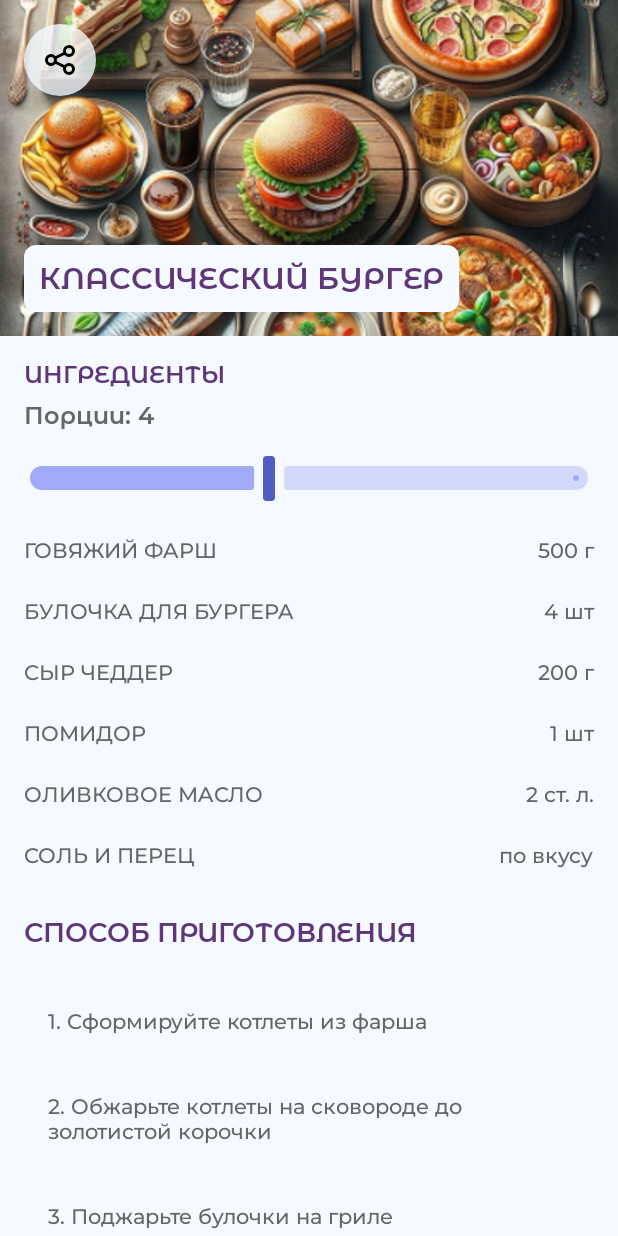
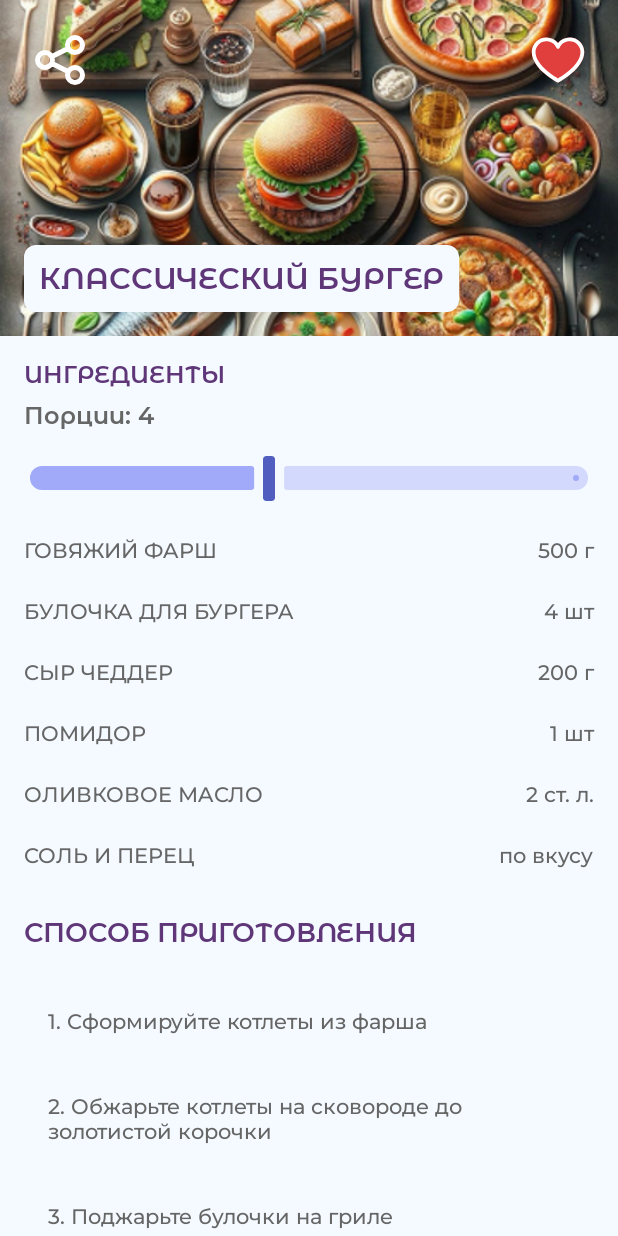
Before and after one commit to MaximSlushkin/RecipeComposeApp, an Android app built with Jetpack Compose: the @Preview function RecipeDetailsScreenPreview, on a phone screen of 412 x 824 dp. Run offline under Robolectric (Android 15) with nearby library versions, the phone set to English and light mode, and no system bars; Roboto replaces fonts that are not available here.

Commit message:
RCA-20: 1. Реализовано состояние 'Избранное' через remember и проверить потерю данных при повороте экрана 2. Заменен remember на rememberSaveable для сохранения состояния при изменениях конфигурации 3. Применил rememberSaveable к слайдеру количества порций 4. Оптимизировано вычисление с derivedStateOf для пересчета ингредиентов

```diff
--- a/app/src/main/java/com/yourcompany/recipecomposeapp/core/ui/ScreenHeader.kt
+++ b/app/src/main/java/com/yourcompany/recipecomposeapp/core/ui/ScreenHeader.kt
@@ -1,8 +1,9 @@
 package com.yourcompany.recipecomposeapp.core.ui
 
 import androidx.compose.foundation.Image
-import androidx.compose.foundation.background
+import androidx.compose.foundation.layout.Arrangement
 import androidx.compose.foundation.layout.Box
+import androidx.compose.foundation.layout.Row
 import androidx.compose.foundation.layout.fillMaxSize
 import androidx.compose.foundation.layout.fillMaxWidth
 import androidx.compose.foundation.layout.height
@@ -10,7 +11,6 @@ import androidx.compose.foundation.layout.padding
 import androidx.compose.foundation.layout.size
 import androidx.compose.foundation.layout.wrapContentHeight
 import androidx.compose.foundation.layout.wrapContentWidth
-import androidx.compose.foundation.shape.CircleShape
 import androidx.compose.foundation.shape.RoundedCornerShape
 import androidx.compose.material3.IconButton
 import androidx.compose.material3.MaterialTheme
@@ -19,7 +19,7 @@ import androidx.compose.material3.Text
 import androidx.compose.runtime.Composable
 import androidx.compose.ui.Alignment
 import androidx.compose.ui.Modifier
-import androidx.compose.ui.draw.clip
+import androidx.compose.ui.graphics.Color
 import androidx.compose.ui.layout.ContentScale
 import androidx.compose.ui.res.dimensionResource
 import androidx.compose.ui.res.painterResource
@@ -27,6 +27,7 @@ import androidx.compose.ui.text.style.TextAlign
 import androidx.compose.ui.tooling.preview.Preview
 import androidx.compose.ui.unit.dp
 import com.yourcompany.recipecomposeapp.R
+import com.yourcompany.recipecomposeapp.core.ui.favorites.FavoriteButton
 
 @Composable
 fun ScreenHeader(
@@ -34,6 +35,8 @@ fun ScreenHeader(
     imageRes: Int,
     showShareButton: Boolean = false,
     onShareClick: () -> Unit = {},
+    isFavorite: Boolean = false,
+    onFavoriteToggle: () -> Unit = {},
     modifier: Modifier = Modifier
 ) {
     Box(
@@ -50,19 +53,35 @@ fun ScreenHeader(
         )
 
         if (showShareButton) {
-            IconButton(
-                onClick = onShareClick,
+
+            Row(
                 modifier = Modifier
                     .align(Alignment.TopStart)
+                    .padding(dimensionResource(R.dimen.mainPadding)),
+                horizontalArrangement = Arrangement.spacedBy(8.dp)
+            ) {
+                IconButton(
+                    onClick = onShareClick,
+                    modifier = Modifier.size(48.dp),
+                ) {
+                    Image(
+                        painter = painterResource(id = R.drawable.ic_share),
+                        contentDescription = "Поделиться",
+                        modifier = Modifier.size(40.dp),
+                        colorFilter = androidx.compose.ui.graphics.ColorFilter.tint(Color.White)
+                    )
+                }
+            }
+
+            Box(
+                modifier = Modifier
+                    .align(Alignment.TopEnd)
                     .padding(dimensionResource(R.dimen.mainPadding))
-                    .size(48.dp)
-                    .clip(CircleShape)
-                    .background(MaterialTheme.colorScheme.background.copy(alpha = 0.8f))
             ) {
-                Image(
-                    painter = painterResource(id = R.drawable.ic_share),
-                    contentDescription = "Поделиться",
-                    modifier = Modifier.size(24.dp)
+                FavoriteButton(
+                    isFavorite = isFavorite,
+                    onFavoriteToggle = onFavoriteToggle,
+                    modifier = Modifier
                 )
             }
         }
@@ -95,6 +114,8 @@ private fun ScreenHeaderPreview() {
         header = "Категории",
         imageRes = R.drawable.bcg_categories,
         showShareButton = true,
-        onShareClick = {}
+        onShareClick = {},
+        isFavorite = true,
+        onFavoriteToggle = {}
     )
 }
--- /dev/null
+++ b/app/src/main/java/com/yourcompany/recipecomposeapp/core/ui/favorites/FavoriteButton.kt
@@ -0,0 +1,48 @@
+package com.yourcompany.recipecomposeapp.core.ui.favorites
+
+import androidx.compose.animation.animateColorAsState
+import androidx.compose.animation.core.tween
+import androidx.compose.foundation.layout.size
+import androidx.compose.material3.Icon
+import androidx.compose.material3.IconButton
+import androidx.compose.runtime.Composable
+import androidx.compose.runtime.getValue
+import androidx.compose.ui.Modifier
+import androidx.compose.ui.graphics.Color
+import androidx.compose.ui.graphics.vector.ImageVector
+import androidx.compose.ui.graphics.vector.rememberVectorPainter
+import androidx.compose.ui.res.vectorResource
+import androidx.compose.ui.unit.dp
+import com.yourcompany.recipecomposeapp.R
+
+@Composable
+fun FavoriteButton(
+    isFavorite: Boolean,
+    onFavoriteToggle: () -> Unit,
+    modifier: Modifier = Modifier
+) {
+
+    val heartIcon = rememberVectorPainter(
+        image = ImageVector.vectorResource(
+            id = if (isFavorite) R.drawable.ic_heart else R.drawable.ic_heart_empty
+        )
+    )
+
+    val tintColor by animateColorAsState(
+        targetValue = Color.Transparent,
+        animationSpec = tween(durationMillis = 300),
+        label = "favorite_color_animation"
+    )
+
+    IconButton(
+        onClick = onFavoriteToggle,
+        modifier = modifier.size(48.dp)
+    ) {
+        Icon(
+            painter = heartIcon,
+            contentDescription = if (isFavorite) "Удалить из избранного" else "Добавить в избранное",
+            modifier = Modifier.size(40.dp),
+            tint = Color.Unspecified
+        )
+    }
+}
--- a/app/src/main/java/com/yourcompany/recipecomposeapp/features/details/ui/RecipeDetailsScreen.kt
+++ b/app/src/main/java/com/yourcompany/recipecomposeapp/features/details/ui/RecipeDetailsScreen.kt
@@ -13,9 +13,11 @@ import androidx.compose.material3.MaterialTheme
 import androidx.compose.material3.Text
 import androidx.compose.runtime.Composable
 import androidx.compose.runtime.LaunchedEffect
+import androidx.compose.runtime.derivedStateOf
 import androidx.compose.runtime.getValue
 import androidx.compose.runtime.mutableStateOf
 import androidx.compose.runtime.remember
+import androidx.compose.runtime.saveable.rememberSaveable
 import androidx.compose.runtime.setValue
 import androidx.compose.ui.Alignment
 import androidx.compose.ui.Modifier
@@ -45,7 +47,15 @@ fun RecipeDetailsScreen(
     var currentRecipe by remember { mutableStateOf(recipe) }
     var isLoading by remember { mutableStateOf(recipe == null) }
     var errorMessage by remember { mutableStateOf<String?>(null) }
-    var currentPortions by remember { mutableStateOf(1) }
+
+    var currentPortions by rememberSaveable(recipeId.toString() + "_portions") {
+        mutableStateOf(recipe?.servings ?: 1)
+    }
+
+    var isFavorite by rememberSaveable(recipeId.toString() + "_favorite") {
+        mutableStateOf(false)
+    }
+
     val context = LocalContext.current
 
     LaunchedEffect(key1 = recipeId) {
@@ -54,7 +64,6 @@ fun RecipeDetailsScreen(
             errorMessage = null
 
             try {
-
                 val allRecipes = RecipesRepositoryStub.getCategories().flatMap { category ->
                     RecipesRepositoryStub.getRecipesByCategoryId(category.id)
                 }
@@ -72,7 +81,6 @@ fun RecipeDetailsScreen(
                 isLoading = false
             }
         } else {
-
             currentRecipe = recipe
             currentPortions = recipe.servings
             isLoading = false
@@ -94,6 +102,10 @@ fun RecipeDetailsScreen(
                 onShareClick = {
                     ShareUtils.shareRecipe(context, currentRecipe!!.id, currentRecipe!!.title)
                 },
+                isFavorite = isFavorite,
+                onFavoriteToggle = {
+                    isFavorite = !isFavorite
+                },
                 modifier = modifier
             )
         }
@@ -109,10 +121,20 @@ private fun RecipeContent(
     currentPortions: Int,
     onPortionsChanged: (Int) -> Unit,
     onShareClick: () -> Unit,
+    isFavorite: Boolean,
+    onFavoriteToggle: () -> Unit,
     modifier: Modifier = Modifier
 ) {
     val multiplier = remember(currentPortions, recipe.servings) {
         currentPortions.toFloat() / recipe.servings.toFloat()
+    }
+
+    val adjustedIngredients by remember(recipe.ingredients, multiplier) {
+        derivedStateOf {
+            recipe.ingredients.map { ingredient ->
+                adjustIngredientForPortions(ingredient, multiplier)
+            }
+        }
     }
 
     Column(
@@ -125,6 +147,8 @@ private fun RecipeContent(
             imageRes = R.drawable.bcg_categories,
             showShareButton = true,
             onShareClick = onShareClick,
+            isFavorite = isFavorite,
+            onFavoriteToggle = onFavoriteToggle,
             modifier = Modifier
         )
 
@@ -157,13 +181,9 @@ private fun RecipeContent(
                 )
             }
 
-            items(recipe.ingredients) { ingredient ->
-                val adjustedIngredient = remember(ingredient, multiplier) {
-                    adjustIngredientForPortions(ingredient, multiplier)
-                }
-
+            items(adjustedIngredients) { ingredient ->
                 IngredientItem(
-                    ingredient = adjustedIngredient,
+                    ingredient = ingredient,
                     modifier = Modifier.padding(
                         horizontal = dimensionResource(R.dimen.mainPadding)
                     )
@@ -330,23 +350,9 @@ fun RecipeDetailsScreenPreview() {
             recipe = sampleRecipe,
             currentPortions = 4,
             onPortionsChanged = { },
-            onShareClick = { }
+            onShareClick = { },
+            isFavorite = true,
+            onFavoriteToggle = { }
         )
     }
 }
-
-@Preview(showBackground = true, name = "Recipe Details Loading")
-@Composable
-fun RecipeDetailsScreenLoadingPreview() {
-    RecipesAppTheme {
-        LoadingState()
-    }
-}
-
-@Preview(showBackground = true, name = "Recipe Details Error")
-@Composable
-fun RecipeDetailsScreenErrorPreview() {
-    RecipesAppTheme {
-        ErrorState(errorMessage = "Ошибка загрузки рецепта")
-    }
-}
```
